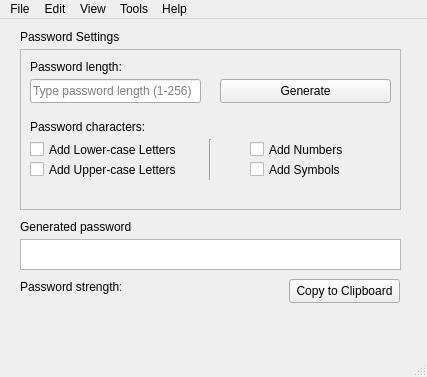
Before: the Qt Designer form safepass.ui in Yovsky/SafePass, drawn with Qt 5.
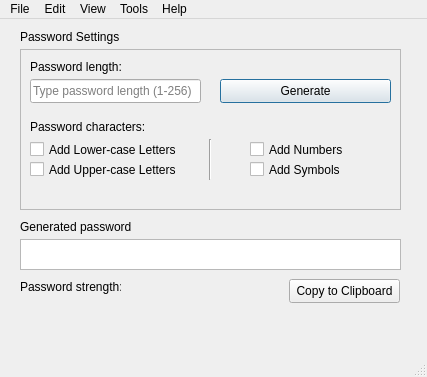
After: the same form once the commit is applied.

Commit message: Added the warning system, Improved labels, Hide option in password checker.

```diff
--- a/safepass.ui
+++ b/safepass.ui
@@ -157,6 +157,9 @@
      <property name="text">
       <string>Generate</string>
      </property>
+     <property name="default">
+      <bool>true</bool>
+     </property>
     </widget>
    </widget>
    <widget class="QLabel" name="label_3">
```
The commit also changes 4 other files.
